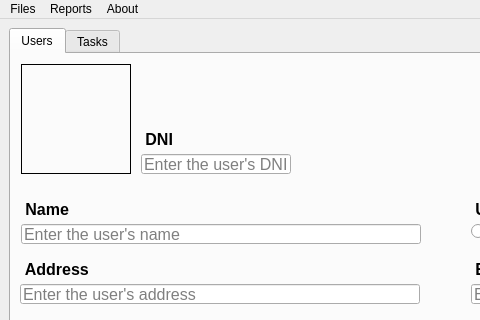
Old version of the form windows/MainWindow.ui in the repository IsolracI/DI-recuperacion; both pictures show x 0 to 480 and y 0 to 320 of the 978 by 919 pixel window.
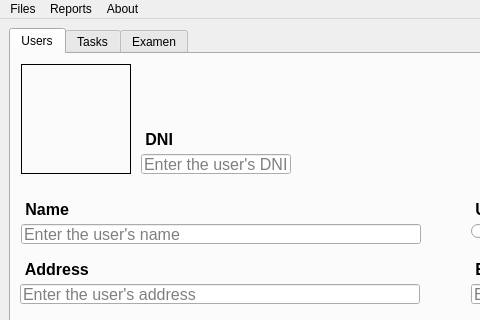
New version of the form. The open tabs and pages were chosen to show the change. Icons and pictures are not drawn.

Commit message: ui(MainWindow): añadir pestaña nueva vacía para el examen

What changed in the file:
```diff
--- a/windows/MainWindow.ui
+++ b/windows/MainWindow.ui
@@ -1352,6 +1352,11 @@
         </property>
        </widget>
       </widget>
+      <widget class="QWidget" name="tab">
+       <attribute name="title">
+        <string>Examen</string>
+       </attribute>
+      </widget>
      </widget>
     </item>
    </layout>
```
Left out of the diff: 2 changed lines with no effect on the pictures. The commit also changes 1 other file.
